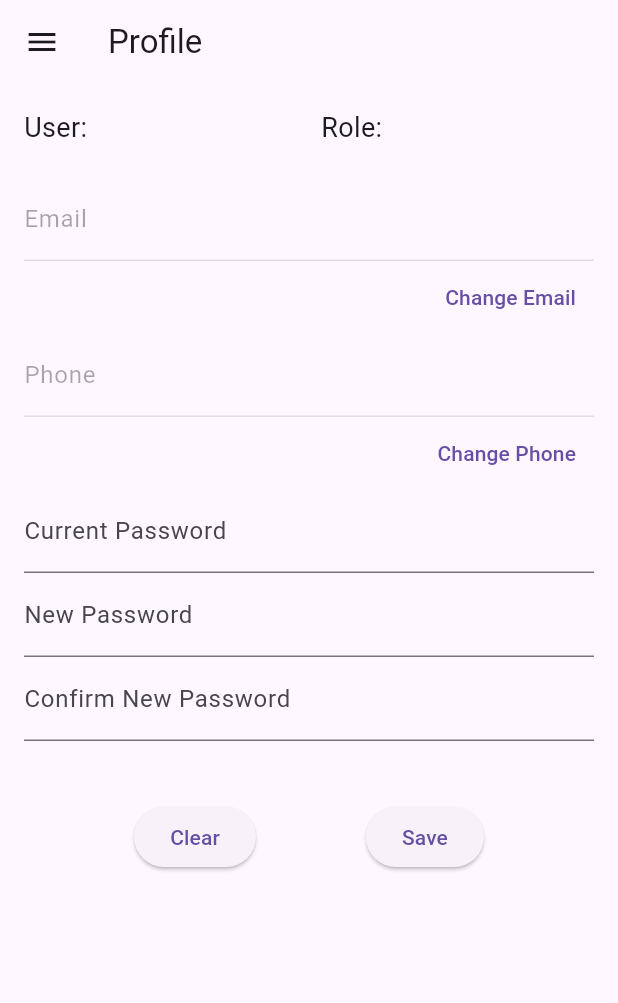
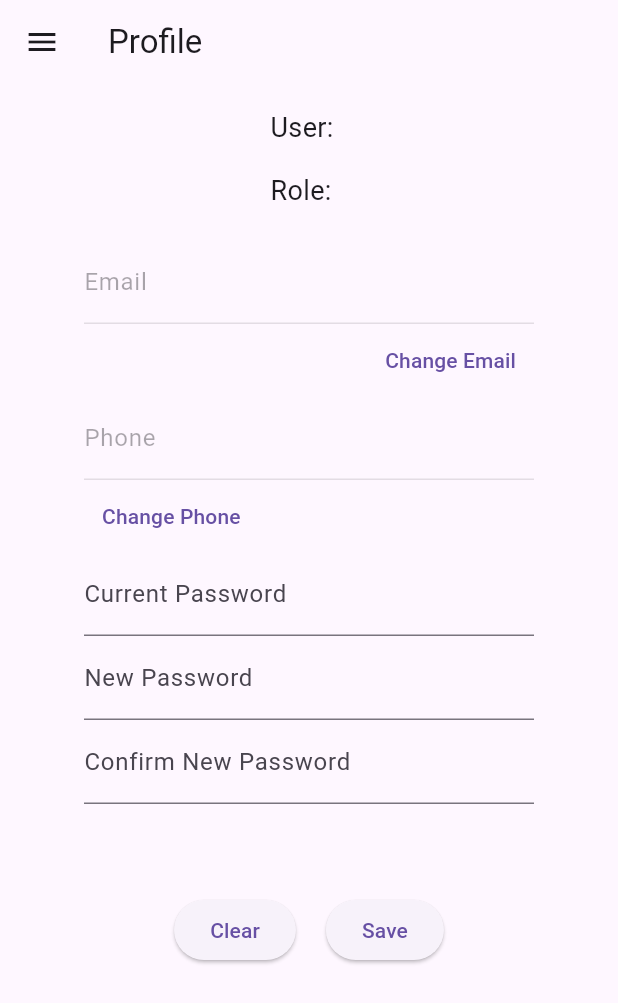
Before and after one commit to Langerais/capstone-pms, a Flutter app: the UserProfileView screen opened by its route, after a tap on "Change Password", on a phone screen of 412 x 824 dp. Shown: the top 1003 px of the screen. Run offline on Flutter 3.47's test engine with Material 3 defaults, Android fonts, the light colour scheme and no system bars; our stand-ins replace flutter_secure_storage, fluttertoast, jwt_decoder, shared_preferences, timezone, visibility_detector; accounts and stored records are empty; network calls fail.

Commit message:
User Profile view formatting

```diff
--- a/lib/authentication.dart
+++ b/lib/authentication.dart
@@ -1,4 +1,4 @@
-import 'package:flutter/cupertino.dart';
+// Functionality: Authentication functions for the app
 import 'package:flutter/material.dart';
 import 'package:flutter_secure_storage/flutter_secure_storage.dart';
 import 'package:jwt_decoder/jwt_decoder.dart';
--- a/lib/notifications_view.dart
+++ b/lib/notifications_view.dart
@@ -1,5 +1,3 @@
-import 'package:flutter/cupertino.dart';
-import 'package:flutter/foundation.dart';
 import 'package:flutter/material.dart';
 import 'package:intl/intl.dart';
 import 'authentication.dart';
--- a/lib/profile_view.dart
+++ b/lib/profile_view.dart
@@ -124,25 +124,20 @@ class _UserProfileViewState extends State<UserProfileView> {
           key: _formKey,
           child: Column(
             children: [
-              Row(
+              Column(
                 crossAxisAlignment: CrossAxisAlignment.start,
                 children: [
-                  Expanded(
-                    child: Text(
+                  Text(
                     'User: ${currentUser?.name ?? 'Loading...'} ${currentUser?.surname ?? ''}',
                     style: const TextStyle(
                       fontSize: 18,
                     ),
                   ),
-                  ),
-                  const SizedBox(width: 16.0),
-                  Expanded(
-                    child: Text(
+                  const SizedBox(height: 16.0),
+                  Text(
                     'Role: ${currentUser?.department ?? 'Loading...'}',
-                      textAlign: TextAlign.start,
                     style: const TextStyle(
                       fontSize: 18,
-                      ),
                     ),
                   ),
                 ],
@@ -163,6 +158,12 @@ class _UserProfileViewState extends State<UserProfileView> {
                   ),
                 ),
               const SizedBox(height: 20),
+              if (!isChangingPassword)
+                ElevatedButton(
+                  onPressed: () => setState(() => isChangingPassword = true),
+                  child: const Text('Change Password'),
+                ),
+              const SizedBox(height: 20),
               _buildSaveCancelButtons(),
             ],
           ),
@@ -176,7 +177,9 @@ class _UserProfileViewState extends State<UserProfileView> {
     return Column(
       crossAxisAlignment: CrossAxisAlignment.end,
       children: [
-        TextFormField(
+        Container(
+            constraints: BoxConstraints(maxWidth: 300),
+            child: TextFormField(
             controller: isEditingEmail ? newEmailController : emailController,
             decoration: InputDecoration(
               labelText: isEditingEmail ? 'New Email' : 'Email',
@@ -195,8 +198,11 @@ class _UserProfileViewState extends State<UserProfileView> {
             },
             enabled: isEditingEmail,
           ),
+        ),
         if (isEditingEmail)
-          TextFormField(
+          Container(
+            constraints: BoxConstraints(maxWidth: 300),
+            child: TextFormField(
               controller: confirmEmailController,
               decoration: const InputDecoration(labelText: 'Confirm Email'),
               validator: (value) {
@@ -205,6 +211,7 @@ class _UserProfileViewState extends State<UserProfileView> {
                 }
                 return null;
             },
+          ),
         ),
         if (!isEditingEmail)
           TextButton(
@@ -226,9 +233,11 @@ class _UserProfileViewState extends State<UserProfileView> {
     final phoneRegex = RegExp(r'^\+?1?\d{9,15}$');
 
     return Column(
-      crossAxisAlignment: CrossAxisAlignment.end,
+      crossAxisAlignment: CrossAxisAlignment.start,
       children: [
-        TextFormField(
+        Container(
+            constraints: BoxConstraints(maxWidth: 300),
+            child: TextFormField(
               controller: isEditingPhone ? newPhoneController : phoneController,
               decoration: InputDecoration(
                 labelText: isEditingPhone ? 'New Phone' : 'Phone',
@@ -248,7 +257,11 @@ class _UserProfileViewState extends State<UserProfileView> {
               },
               enabled: isEditingPhone,
             ),
+        ),
         if (isEditingPhone)
+          Container(
+            constraints: BoxConstraints(maxWidth: 300),
+            child:
             TextFormField(
               controller: confirmPhoneController,
               decoration: InputDecoration(labelText: 'Confirm Phone'),
@@ -262,6 +275,7 @@ class _UserProfileViewState extends State<UserProfileView> {
                 }
                 return null;
               },
+            ),
         ),
         if (!isEditingPhone)
           TextButton(
@@ -279,7 +293,11 @@ class _UserProfileViewState extends State<UserProfileView> {
   // Builds the password fields for changing password
   Widget _buildPasswordFields() {
     return Column(
+      crossAxisAlignment: CrossAxisAlignment.start,
       children: [
+      Container(
+        constraints: BoxConstraints(maxWidth: 300),
+        child:
           TextFormField(
             controller: newPasswordController,
             decoration: const InputDecoration(labelText: 'New Password'),
@@ -289,7 +307,10 @@ class _UserProfileViewState extends State<UserProfileView> {
               _onFieldChanged();
             },
           ),
-
+      ),
+      Container(
+        constraints: BoxConstraints(maxWidth: 300),
+        child:
           TextFormField(
             controller: confirmNewPasswordController,
             decoration: const InputDecoration(labelText: 'Confirm New Password'),
@@ -301,13 +322,17 @@ class _UserProfileViewState extends State<UserProfileView> {
               return null;
             },
           ),
+        ),
       ],
     );
   }
 
   // Builds the field for entering the current password
   Widget _buildCurrentPasswordField() {
-    return TextFormField(
+    return Container(
+      constraints: BoxConstraints(maxWidth: 300),
+      child:
+        TextFormField(
         controller: currentPasswordController,
         decoration: InputDecoration(
           labelText: 'Current Password',
@@ -321,23 +346,20 @@ class _UserProfileViewState extends State<UserProfileView> {
           // Add additional validation if necessary
           return null;
         },
+      ),
     );
   }
 
   // Builds save and cancel buttons
   Widget _buildSaveCancelButtons() {
     return Row(
-      mainAxisAlignment: MainAxisAlignment.spaceEvenly,
+      mainAxisAlignment: MainAxisAlignment.center,
       children: [
-        if (!isChangingPassword)
-          ElevatedButton(
-            onPressed: () => setState(() => isChangingPassword = true),
-            child: const Text('Change Password'),
-          ),
         ElevatedButton(
           onPressed: _cancelEdit,
           child: const Text('Clear'),
         ),
+        const SizedBox(width: 20),
         ElevatedButton(
           onPressed: () {
             if (_formKey.currentState!.validate()) {
```
Also changed, not shown: lib/arrivals_departures_view.dart (+16 -53 lines). Lines whose indentation alone changed are shown as unchanged.
